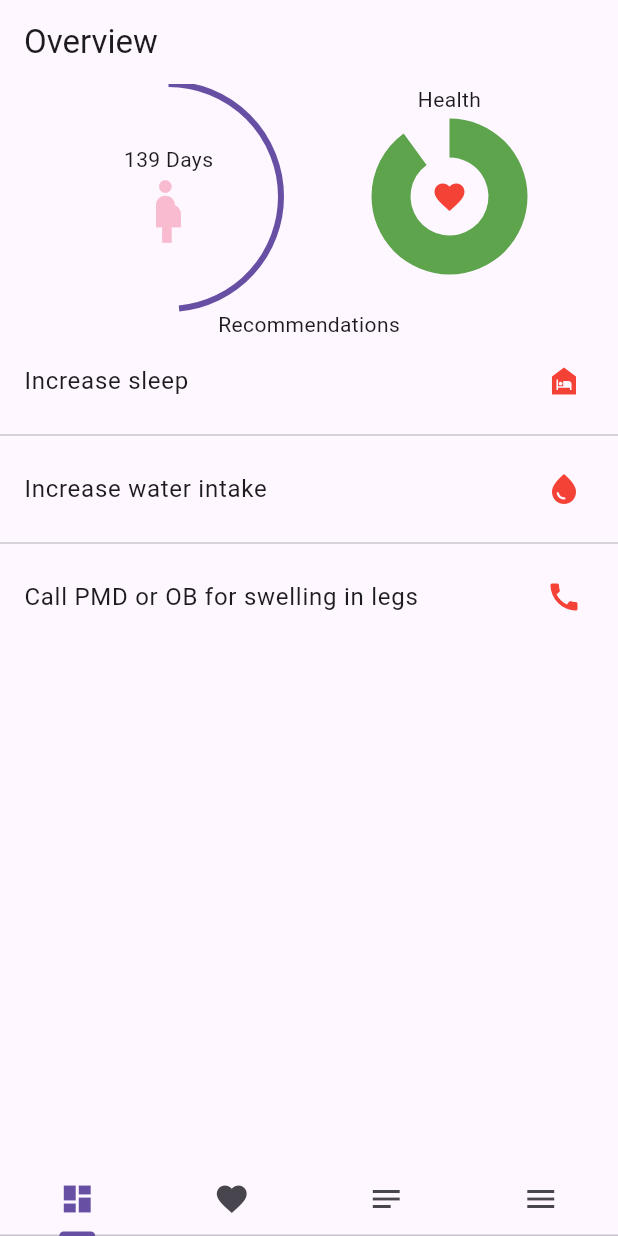
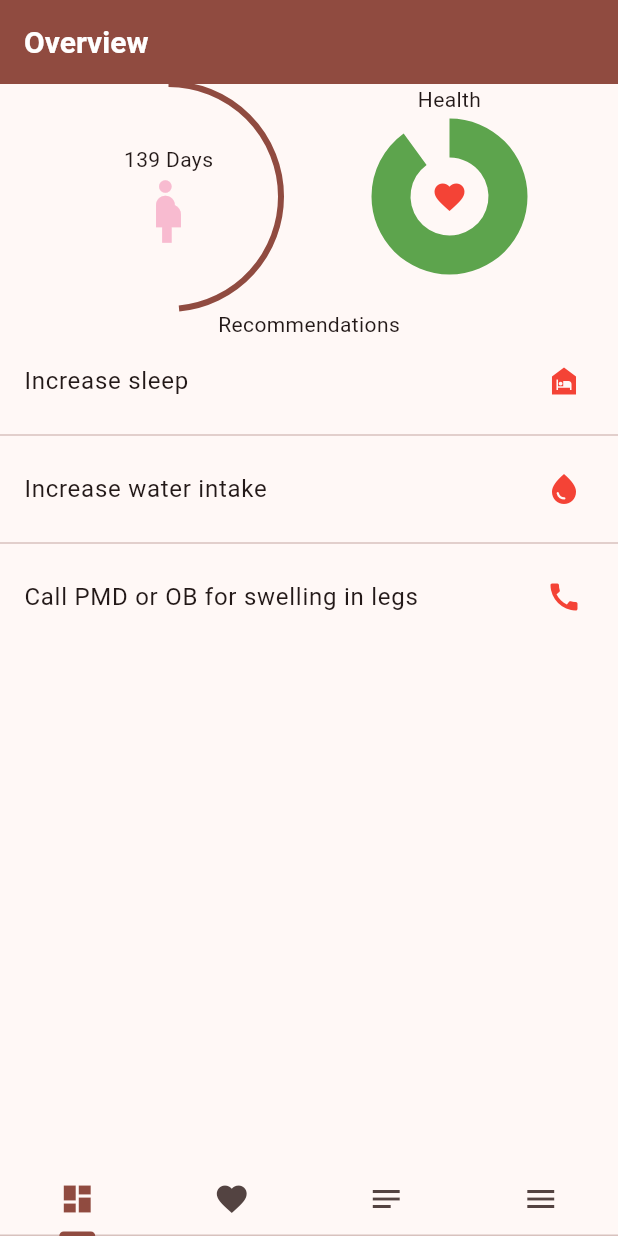
Before and after one commit to MatthewBertello/chd_app, a Flutter app: the screen it shows after launch, after a tap on "Sign in", on a phone screen of 412 x 824 dp. Run offline on Flutter 3.47's test engine with Material 3 defaults, Android fonts, the phone set to English and light mode, and no system bars; our stand-ins replace flutter_dotenv, shared_preferences, supabase_flutter, syncfusion_flutter_charts; missing offline and left inert: postgres; accounts and stored records are empty; network calls fail.

Commit message:
start setting up theme colors

```diff
--- a/lib/main.dart
+++ b/lib/main.dart
@@ -35,7 +35,7 @@ class MyApp extends StatelessWidget {
       theme: lightTheme,
       darkTheme: darkTheme,
       themeMode: Provider.of<ThemeManager>(context).themeMode,
-      home: Login(),
+      home: const Login(),
     );
   }
 }
--- a/lib/theme/theme_constants.dart
+++ b/lib/theme/theme_constants.dart
@@ -1,11 +1,55 @@
 import 'package:flutter/material.dart';
 
-const COLOR_PRIMARY = Color.fromARGB(255, 0, 4, 83);
-
-ThemeData lightTheme = ThemeData(
-  brightness: Brightness.light
+// Light color scheme
+ColorScheme lightColorScheme = ColorScheme.fromSeed(
+  seedColor: const Color.fromARGB(255, 197, 0, 0),
 );
 
+// Dark color scheme
+ColorScheme darkColorScheme = ColorScheme.fromSeed(
+  brightness: Brightness.dark,
+  seedColor: const Color.fromARGB(255, 84, 19, 90),
+  );
+
+// Light theme
+ThemeData lightTheme = ThemeData(
+  brightness: Brightness.light,
+  colorScheme: lightColorScheme,
+  appBarTheme: appBarTheme(colorScheme: lightColorScheme),
+  buttonTheme: buttonTheme(colorScheme: lightColorScheme),
+);
+
+// Dark theme
 ThemeData darkTheme = ThemeData(
-  brightness: Brightness.dark
+  brightness: Brightness.dark,
+  colorScheme: darkColorScheme,
+  appBarTheme: AppBarTheme(
+    backgroundColor: darkColorScheme.primary,
+    titleTextStyle: TextStyle(
+        color: darkColorScheme.onPrimary,
+        fontSize: 20.0,
+        fontWeight: FontWeight.bold),
+  ),
+
+  buttonTheme: buttonTheme(colorScheme: darkColorScheme),
 );
+
+// AppBar theme
+AppBarTheme appBarTheme({required ColorScheme colorScheme}) {
+  return AppBarTheme(
+    backgroundColor: colorScheme.primary,
+    titleTextStyle: TextStyle(
+        color: colorScheme.onPrimary,
+        fontSize: 20.0,
+        fontWeight: FontWeight.bold),
+  );
+}
+
+// Button theme
+ButtonThemeData buttonTheme({required ColorScheme colorScheme}) {
+  return ButtonThemeData(
+    buttonColor: colorScheme.secondary,
+    textTheme: ButtonTextTheme.primary,
+    hoverColor: colorScheme.tertiary,
+  );
+}
```
